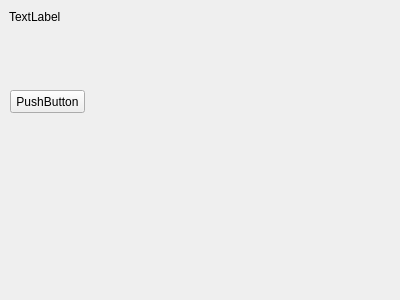
First picture: the form in C_C++/Qt/MyEvent/mywidget.ui, repository zhouchaozhong/study_notes, before the edit.
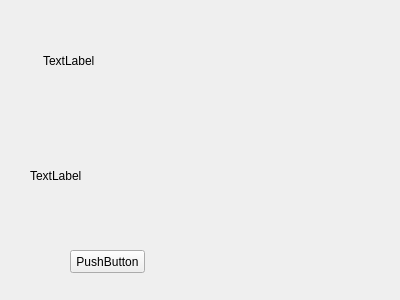
Second picture: the form after the edit. Custom widgets are drawn as their Qt base class.

```diff
--- a/C_C++/Qt/MyEvent/mywidget.ui
+++ b/C_C++/Qt/MyEvent/mywidget.ui
@@ -16,10 +16,10 @@
   <widget class="MyLabel" name="label">
    <property name="geometry">
     <rect>
-     <x>9</x>
-     <y>9</y>
-     <width>54</width>
-     <height>16</height>
+     <x>43</x>
+     <y>20</y>
+     <width>211</width>
+     <height>81</height>
     </rect>
    </property>
    <property name="text">
@@ -29,8 +29,8 @@
   <widget class="MyButton" name="pushButton">
    <property name="geometry">
     <rect>
-     <x>10</x>
-     <y>90</y>
+     <x>70</x>
+     <y>250</y>
      <width>75</width>
      <height>23</height>
     </rect>
@@ -39,6 +39,19 @@
     <string>PushButton</string>
    </property>
   </widget>
+  <widget class="QLabel" name="label_2">
+   <property name="geometry">
+    <rect>
+     <x>30</x>
+     <y>150</y>
+     <width>221</width>
+     <height>51</height>
+    </rect>
+   </property>
+   <property name="text">
+    <string>TextLabel</string>
+   </property>
+  </widget>
  </widget>
  <layoutdefault spacing="6" margin="11"/>
  <customwidgets>
```
